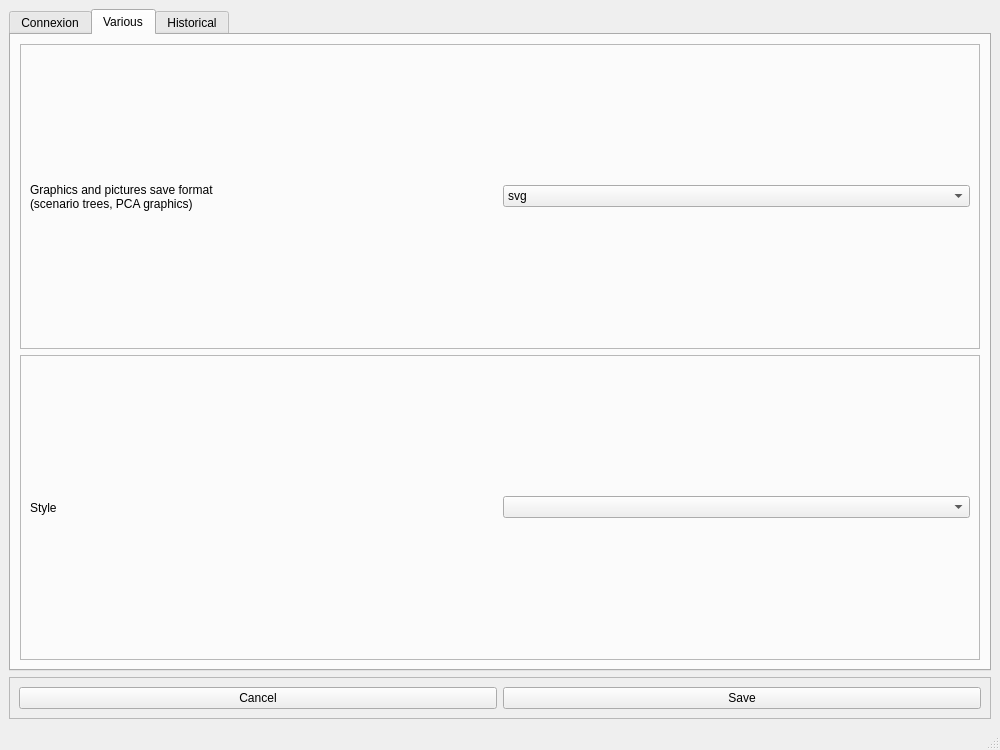
First picture: the form in python_interface/uis/preferences.ui, repository cbgp/diyabc, before the edit.
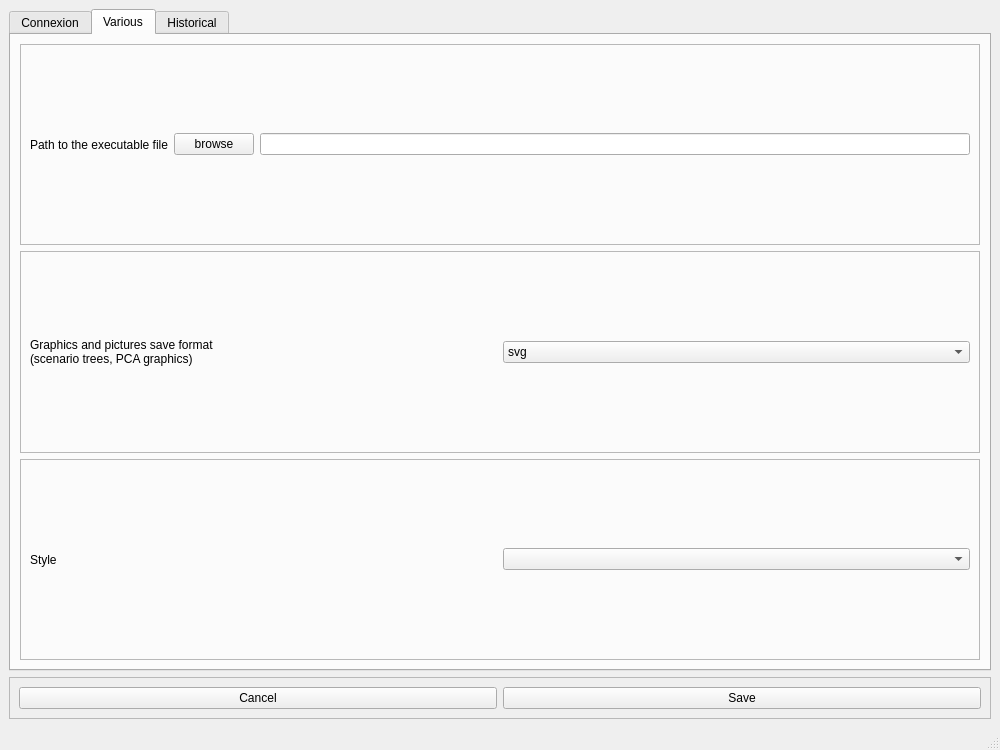
Second picture: the form after the edit. The open tabs and pages were chosen to show the change.

Commit message: server file reception ok, path to exe added to preferences

```diff
--- a/python_interface/uis/preferences.ui
+++ b/python_interface/uis/preferences.ui
@@ -116,6 +116,35 @@
         <string>Various</string>
        </attribute>
        <layout class="QVBoxLayout" name="verticalLayout_2">
+        <item>
+         <widget class="QFrame" name="frame_3">
+          <property name="frameShape">
+           <enum>QFrame::StyledPanel</enum>
+          </property>
+          <property name="frameShadow">
+           <enum>QFrame::Raised</enum>
+          </property>
+          <layout class="QHBoxLayout" name="horizontalLayout_3">
+           <item>
+            <widget class="QLabel" name="label_5">
+             <property name="text">
+              <string>Path to the executable file</string>
+             </property>
+            </widget>
+           </item>
+           <item>
+            <widget class="QPushButton" name="execBrowseButton">
+             <property name="text">
+              <string>browse</string>
+             </property>
+            </widget>
+           </item>
+           <item>
+            <widget class="QLineEdit" name="execPathEdit"/>
+           </item>
+          </layout>
+         </widget>
+        </item>
         <item>
          <widget class="QFrame" name="frame">
           <property name="frameShape">
```
Left out of the diff: 2 changed lines with no effect on the pictures. The commit also changes 4 other files.
